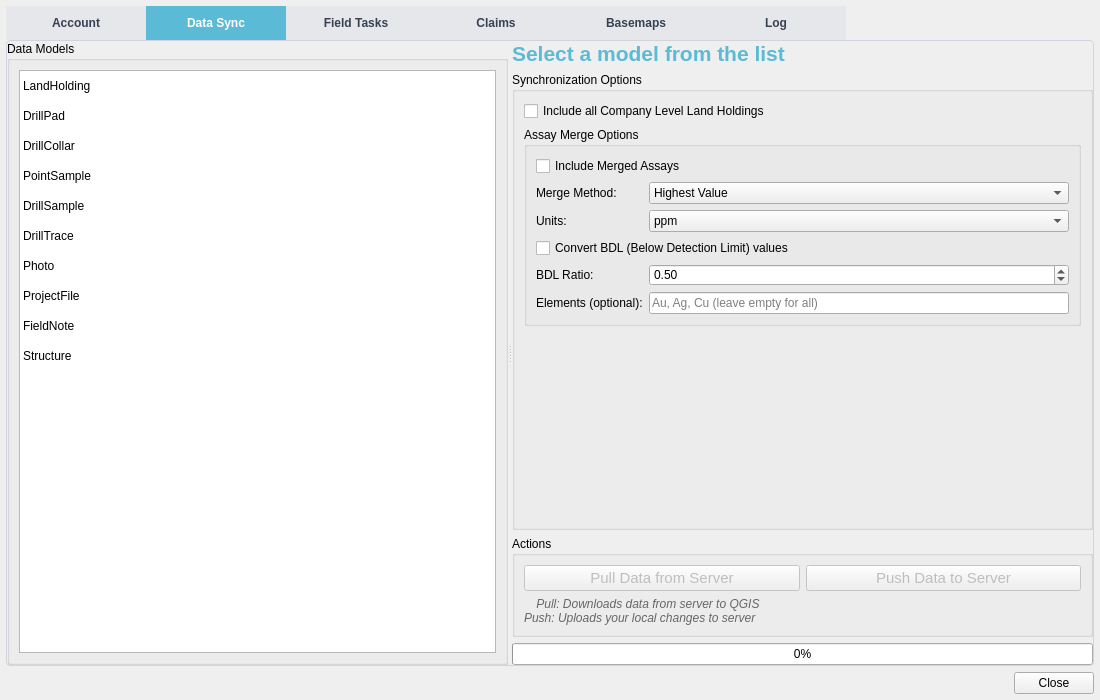
joswhite1/geodb-qgis-plugin, file ui/geodb_modern_dialog.ui: the form before one commit.
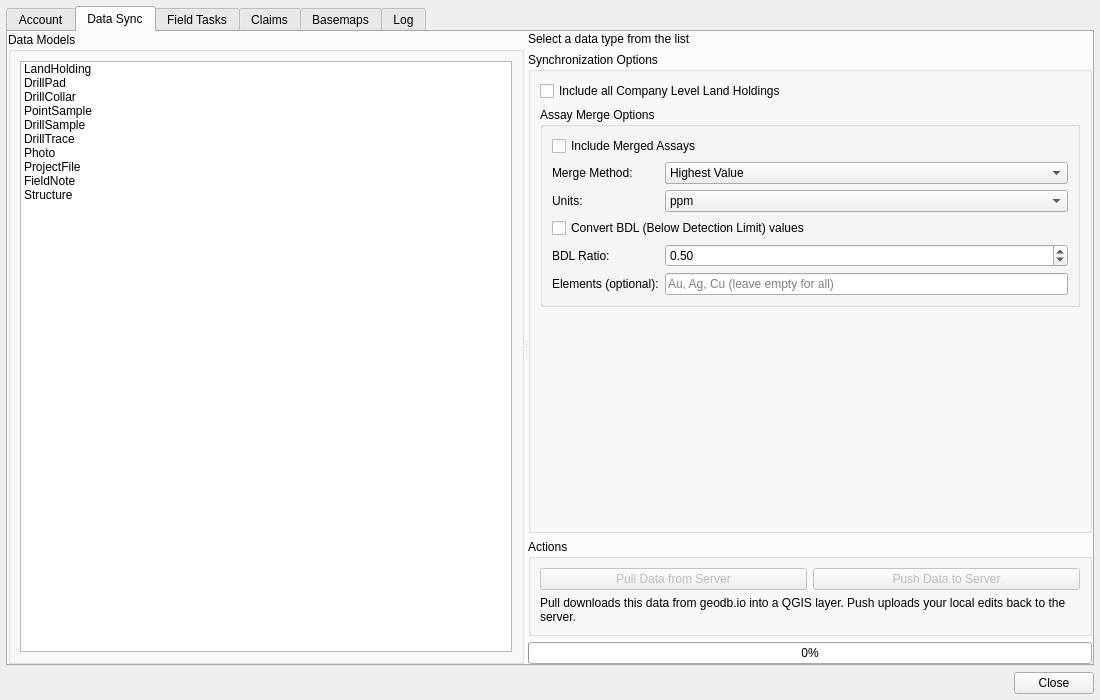
The form after the commit. The open tabs and pages were chosen to show the change. Icons and pictures are not drawn.

Commit message: v2.26.0 — persistent login credentials + Data Sync tab restyle

What changed in the file:
```diff
--- a/ui/geodb_modern_dialog.ui
+++ b/ui/geodb_modern_dialog.ui
@@ -40,12 +40,6 @@
      <property name="currentIndex">
       <number>0</number>
      </property>
-     <property name="styleSheet">
-      <string notr="true">QTabBar::tab { padding: 10px 25px; font-weight: bold; min-width: 90px; }
-QTabBar::tab:selected { background-color: #5bbad5; color: white; }
-QTabBar::tab:!selected { background-color: #e5e7eb; color: #374151; }
-QTabWidget::pane { border: 1px solid #d1d5db; border-radius: 4px; }</string>
-     </property>
      <property name="elideMode">
       <enum>Qt::ElideNone</enum>
      </property>
@@ -371,10 +365,6 @@
       <layout class="QVBoxLayout" name="modelListLayout">
        <item>
         <widget class="QListWidget" name="modelListWidget">
-         <property name="styleSheet">
-          <string notr="true">QListWidget::item { padding: 8px; padding-left: 4px; }
-QListWidget::item:selected { background-color: #5bbad5; color: white; }</string>
-         </property>
          <property name="uniformItemSizes">
           <bool>true</bool>
          </property>
@@ -487,10 +477,7 @@
        <item>
         <widget class="QLabel" name="selectedModelLabel">
          <property name="text">
-          <string>Select a model from the list</string>
-         </property>
-         <property name="styleSheet">
-          <string notr="true">font-size: 16pt; font-weight: bold; color: #5bbad5;</string>
+          <string>Select a data type from the list</string>
          </property>
         </widget>
        </item>
@@ -674,9 +661,6 @@
               <property name="minimumHeight">
                <number>40</number>
               </property>
-              <property name="styleSheet">
-               <string notr="true">QPushButton { font-size: 11pt; }</string>
-              </property>
              </widget>
             </item>
             <item>
@@ -694,9 +678,6 @@
               <property name="minimumHeight">
                <number>40</number>
               </property>
-              <property name="styleSheet">
-               <string notr="true">QPushButton { font-size: 11pt; }</string>
-              </property>
              </widget>
             </item>
            </layout>
@@ -704,15 +685,11 @@
           <item>
            <widget class="QLabel" name="actionHintLabel">
             <property name="text">
-             <string>💡 Pull: Downloads data from server to QGIS
-Push: Uploads your local changes to server</string>
+             <string>Pull downloads this data from geodb.io into a QGIS layer. Push uploads your local edits back to the server.</string>
             </property>
             <property name="wordWrap">
              <bool>true</bool>
             </property>
-            <property name="styleSheet">
-             <string notr="true">color: #666; font-style: italic;</string>
-            </property>
            </widget>
           </item>
          </layout>
```
The commit also changes 6 other files.
